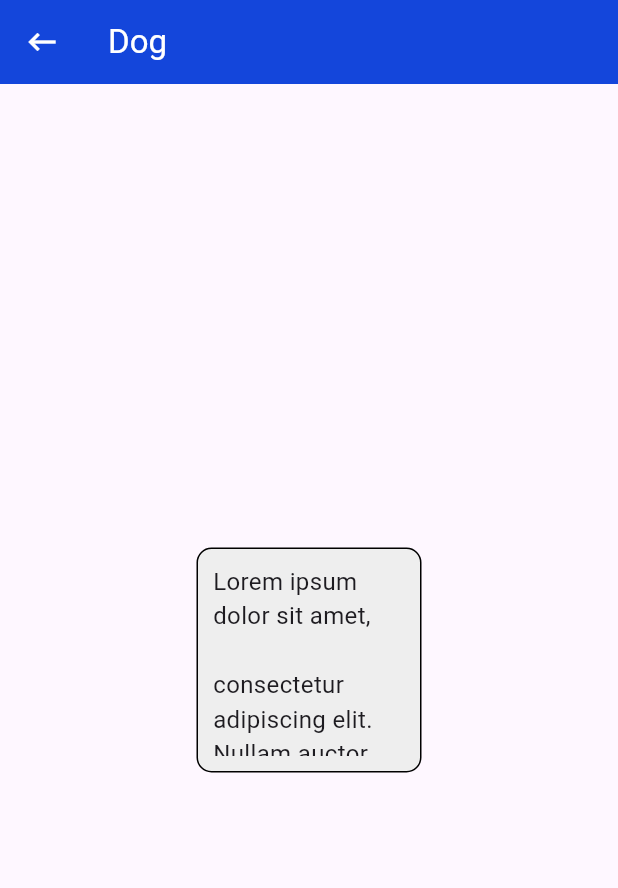
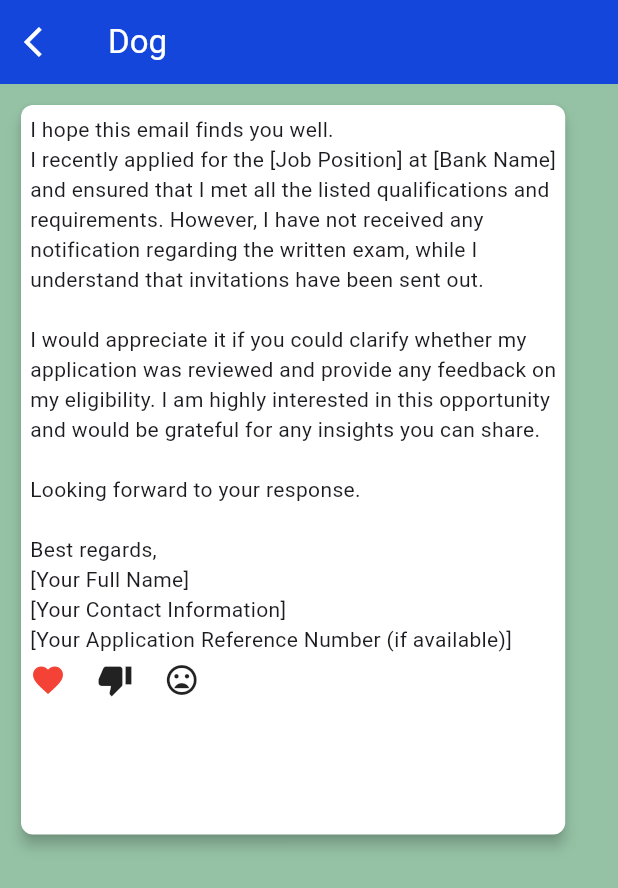
Before and after one commit to fkirewold/rxchip, a Flutter app: the screen it shows after launch, after a tap on "person", after a tap on "animal", after a tap on "Dog", on a phone screen of 412 x 824 dp. Shown: the top 888 px of the screen. Run offline on Flutter 3.47's test engine with Material 3 defaults, Android fonts, the phone set to English and light mode, and no system bars; our stand-ins replace rxdart.

Commit message:
making card for user text

```diff
--- a/lib/screen/userdetail.dart
+++ b/lib/screen/userdetail.dart
@@ -11,9 +11,9 @@ class DetailPage extends StatelessWidget {
     return MaterialApp(
       debugShowCheckedModeBanner: false,
       home: Scaffold(
-
+        backgroundColor: const Color.fromARGB(255, 149, 194, 165),
         appBar: AppBar(
-          leading: IconButton(icon: Icon(Icons.keyboard_backspace),color: Colors.white,onPressed: (){
+          leading: IconButton(icon: Icon(Icons.arrow_back_ios),color: Colors.white,onPressed: (){
             Navigator.pop(context);
           },),
           title: Text(name,style: TextStyle(color: Colors.white),),
@@ -29,6 +29,18 @@ class DetailPage extends StatelessWidget {
 }
 
 class UserBody extends StatefulWidget {
+  final String text='''I hope this email finds you well.
+I recently applied for the [Job Position] at [Bank Name] and ensured that I met all the listed qualifications and requirements. However, I have not received any notification regarding the written exam, while I understand that invitations have been sent out.
+
+I would appreciate it if you could clarify whether my application was reviewed and provide any feedback on my eligibility. I am highly interested in this opportunity and would be grateful for any insights you can share.
+
+Looking forward to your response.
+
+Best regards,
+[Your Full Name]
+[Your Contact Information]
+[Your Application Reference Number (if available)]''';
+
   final String perception;
   const UserBody({super.key, required this.perception});
 
@@ -39,33 +51,40 @@ class UserBody extends StatefulWidget {
 class _USerBodyState extends State<UserBody> {
   @override
   Widget build(BuildContext context) {
-    return Center(
-      child: Container(
+     final double hight=MediaQuery.of(context).size.height;
+     final double width =MediaQuery.of(context).size.width;
 
-        height: 150,
-        width: 150,
-        decoration: BoxDecoration(
-          shape: BoxShape.rectangle,
-          borderRadius: BorderRadius.all(Radius.circular(20)),
-        ),
-        child: Center(
-          child: Container(
-         // Set a fixed height
-            padding: EdgeInsets.all(10),
-            decoration: BoxDecoration(
-              color: Colors.grey[200],
-              borderRadius: BorderRadius.circular(10),
-              border: Border.all(color: Colors.black),
+
+    return  Padding(
+      padding: const EdgeInsets.only(top:10.0,left: 10),
+      child: SizedBox(
+         height: hight*0.6,
+         width: width*0.9,
+      child: Card(
+        clipBehavior: Clip.hardEdge,
+         color: Colors.white,
+        shape: RoundedRectangleBorder(borderRadius: BorderRadius.circular(8)),
+        elevation: 4,
+
+        child: Padding(
+          padding: EdgeInsets.all(6),
+          child: SingleChildScrollView(
+            child: Column(
+              spacing: 5,
+              mainAxisSize: MainAxisSize.max,
+              children: [
+                Text(widget.text),
+
+                Row(
+                  spacing: width*0.05,
+                 children: [ Icon(Icons.favorite,color: Colors.red,),Icon(Icons.thumb_down),Icon(Icons.mood_bad)],
+                )
+              ],
             ),
-            child: SingleChildScrollView(
-              child: Text(
-                widget.perception,
-                style: TextStyle(fontSize: 16),
-              ),
-            ),
-          ),
+          ),)
       ),
-      )
+
+      ),
     );
   }
 }
```
